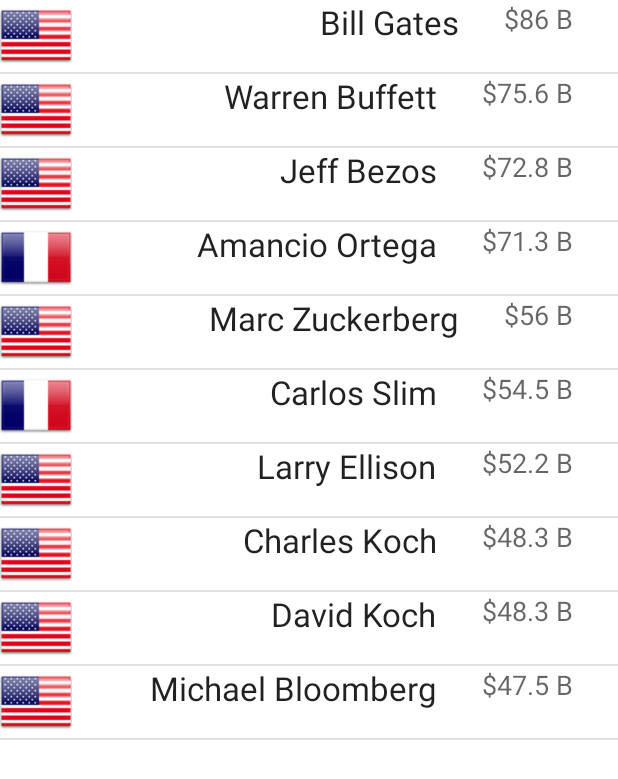
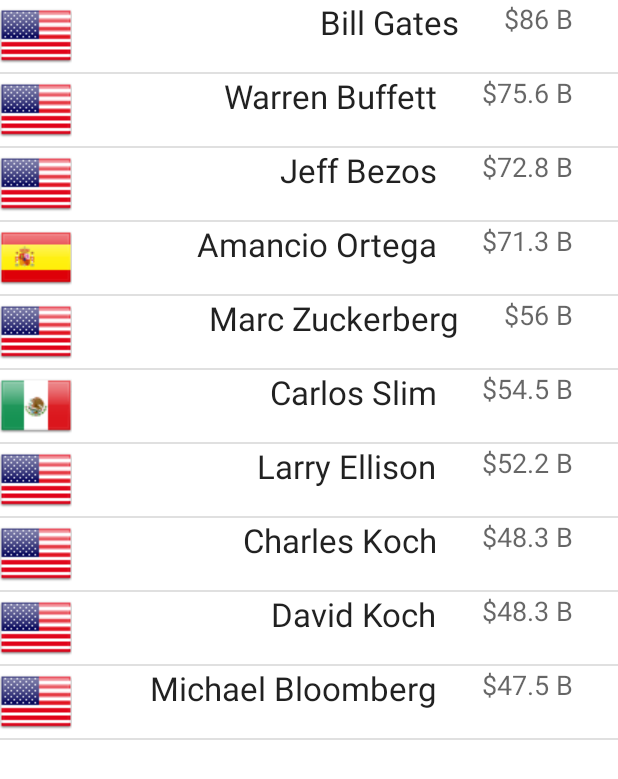
Before and after one commit to SubMGRru/itss_4.3, an Android app: the screen it shows after launch (MainActivity), on a phone screen of 412 x 824 dp. Shown: the top 779 px of the screen. Run offline under Robolectric (Android 15) with nearby library versions, the phone set to English and light mode, and no system bars.

Commit message:
не подглядывайте

```diff
--- a/app/src/main/java/com/example/itss_43/MyMonthAdapter.java
+++ b/app/src/main/java/com/example/itss_43/MyMonthAdapter.java
@@ -32,6 +32,10 @@ public class MyMonthAdapter extends ArrayAdapter<MyMonth> {
             ((ImageView) convertView.findViewById(R.id.imageView)).setImageResource(R.drawable.flag_cuba);
         else if (month.flag_res == "usa")
             ((ImageView) convertView.findViewById(R.id.imageView)).setImageResource(R.drawable.flag_united_states);
+        else if (month.flag_res == "spain")
+            ((ImageView) convertView.findViewById(R.id.imageView)).setImageResource(R.drawable.flag_spain);
+        else if (month.flag_res == "mexico")
+            ((ImageView) convertView.findViewById(R.id.imageView)).setImageResource(R.drawable.flag_mexico);
         else
             ((ImageView) convertView.findViewById(R.id.imageView)).setImageResource(R.drawable.flag_france);
         return convertView;
```
